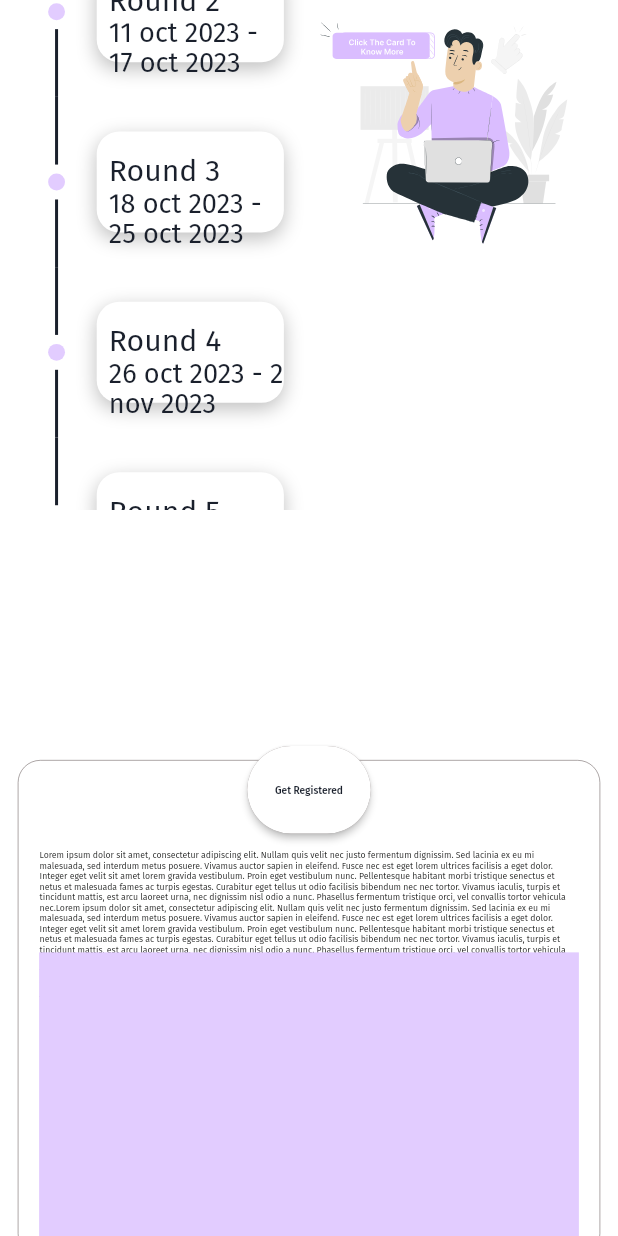
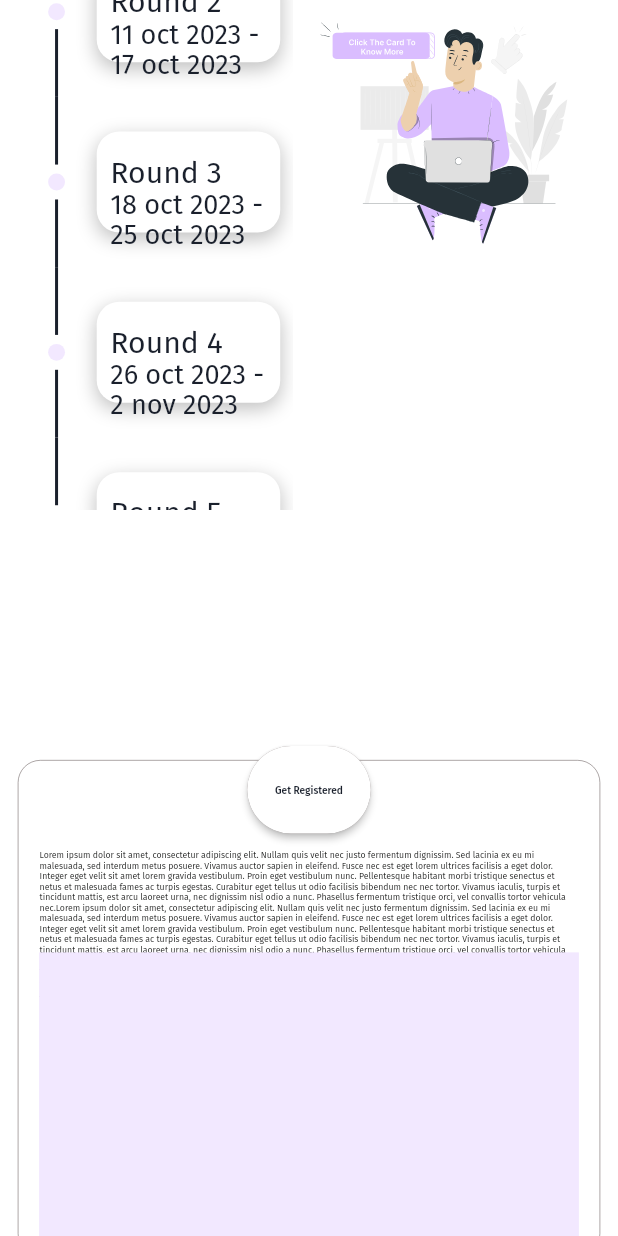
Before and after one commit to aman-netizen-ux/HackCraft, a Flutter app: the screen it shows after launch, scrolled down 1152 dp, on a phone screen of 412 x 824 dp. Run offline on Flutter 3.47's test engine with Material 2 defaults, Android fonts, the phone set to English and light mode, and no system bars; drawn by our look-alikes of timeline_tile; our stand-ins replace flutter_colorpicker, flutter_svg, get, google_fonts; missing offline and left inert: flutter_font_picker.

Commit message:
Improved the default template screen

```diff
--- a/lib/constants/colors.dart
+++ b/lib/constants/colors.dart
@@ -11,7 +11,7 @@ const black4 = Color.fromARGB(255, 158, 147, 147);
 
 const greyish1= Color.fromARGB(255, 86, 74, 74);
 const greyish2= Color.fromARGB(255, 190, 181, 181);
-const lavender  = Color.fromARGB(255, 226, 204, 255);
+const lavender  = Color.fromARGB(255, 242, 232, 255);
 
 
 const lightBlue= Color.fromARGB(255, 181, 201, 255);
--- a/lib/state/rulesAndRoundsProvider.dart
+++ b/lib/state/rulesAndRoundsProvider.dart
@@ -5,6 +5,15 @@ class RulesProvider with ChangeNotifier {
   //Initially image will be shown to the user
   Widget _descriptionWidget =
       SvgPicture.asset('assets/images/defaultTemplate/clickme.svg');
+
+      int _selectedIndex = -1;
+
+   int get selectedIndex => _selectedIndex;
+
+   void setSelectedIndex(int index){
+    _selectedIndex = index;
+    notifyListeners();
+   }
 
 //Demo list to show the rounds and their description
   final List<Map<String, String>> _roundsList = [
--- a/lib/views/Screens/DefaultTemplate/Desktop/Sections/RoundsSection/roundCard.dart
+++ b/lib/views/Screens/DefaultTemplate/Desktop/Sections/RoundsSection/roundCard.dart
@@ -3,19 +3,23 @@ import 'package:google_fonts/google_fonts.dart';
 import 'package:major_project__widget_testing/constants/colors.dart';
 import 'package:major_project__widget_testing/constants/fontfamily.dart';
 import 'package:major_project__widget_testing/constants/radius.dart';
+import 'package:major_project__widget_testing/state/rulesAndRoundsProvider.dart';
 import 'package:major_project__widget_testing/utils/scaling.dart';
 import 'package:major_project__widget_testing/utils/text_lineheight.dart';
+import 'package:provider/provider.dart';
 
 // This file was created in order to create the card for the rounds section.
 class RoundCard extends StatelessWidget {
   final String title;
+  final int index;
   final void Function()? onTap;
   final String enddate;
   final String startDate;
-  const RoundCard({super.key, required this.title, required this.enddate, required this.startDate, this.onTap});
+  const RoundCard({super.key, required this.title, required this.enddate, required this.startDate, this.onTap, required this.index});
 
   @override
   Widget build(BuildContext context) {
+    final rulesProvider = Provider.of<RulesProvider>(context);
 
     return InkWell(
       hoverColor: Colors.white,
@@ -24,10 +28,11 @@ class RoundCard extends StatelessWidget {
       child: Container(
           height: scaleHeight(context, 67),
           width: double.infinity,
-          margin : EdgeInsets.only(bottom : scaleHeight(context, 23), left : scaleWidth(context, 47), right : scaleWidth(context, 52), top : scaleHeight(context, 23)),
+          margin : EdgeInsets.only(bottom : scaleHeight(context, 23), left : scaleWidth(context, 47), right : scaleWidth(context, 26), top : scaleHeight(context, 23)),
           decoration: BoxDecoration(
             color : Colors.white,
               borderRadius: BorderRadius.circular(rad5_3),
+              border: Border.all(color: rulesProvider.selectedIndex == index ? black1 : Colors.transparent),
               boxShadow: const [
                 BoxShadow(
                   color: Color(0x3F000000),
--- a/lib/views/Screens/DefaultTemplate/Desktop/Sections/RoundsSection/rounds_section.dart
+++ b/lib/views/Screens/DefaultTemplate/Desktop/Sections/RoundsSection/rounds_section.dart
@@ -6,6 +6,7 @@ import 'package:major_project__widget_testing/utils/scroll_Controller.dart';
 import 'package:major_project__widget_testing/utils/text_lineheight.dart';
 import 'package:major_project__widget_testing/constants/fontfamily.dart';
 import 'package:major_project__widget_testing/constants/colors.dart';
+import 'package:major_project__widget_testing/views/Screens/DefaultTemplate/Desktop/Sections/RoundsSection/roundsDescriptionSection.dart';
 import 'package:major_project__widget_testing/views/Screens/DefaultTemplate/Desktop/Sections/RoundsSection/timelineTile.dart';
 import 'package:provider/provider.dart';
 
@@ -49,7 +50,7 @@ class RoundsAndRules extends StatelessWidget {
             child: Row(
               children: [
                 Expanded(
-                    flex: 5,
+                    flex: 47,
                     //This list generates all the rounds coming from the list made in the provider file.
                     //Later on, integration with APIs will remain the same;
                     //just the list that will be used will come from the API.
@@ -59,6 +60,7 @@ class RoundsAndRules extends StatelessWidget {
                             (index) {
                               //Generates the round card along with the timeline
                           return CustomTimelineTile(
+                            cardIndex: index,
                             isFirst: index == 0,
                             isLast:
                                 rulesProvider.roundsList.length - 1 == index,
@@ -71,6 +73,7 @@ class RoundsAndRules extends StatelessWidget {
                             startDate: rulesProvider.roundsList[index]
                                 ['startDate']!,
                             onTap: () {
+                              rulesProvider.setSelectedIndex(index);
                               rulesProvider.setDescriptionWidget(roundDetails(
                                   rulesProvider.roundsList[index]
                                       ['roundDescription']!,
@@ -78,7 +81,8 @@ class RoundsAndRules extends StatelessWidget {
                             },
                           );
                         }))),
-                Expanded(flex: 5, child: rulesProvider.descriptionWidget),
+                        Expanded(flex: 03, child: Container()),
+                Expanded(flex: 50, child: rulesProvider.descriptionWidget),
               ],
             ),
           ),
@@ -90,16 +94,6 @@ class RoundsAndRules extends StatelessWidget {
 
 //This widget was created in order to show the description of the round after clicking on any round card.
   Widget roundDetails(String roundDetails, BuildContext context) {
-    return Container(
-      alignment: Alignment.center,
-      margin: EdgeInsets.symmetric(horizontal: scaleWidth(context, 100)),
-      child: Text(roundDetails,
-          textAlign: TextAlign.center,
-          style: GoogleFonts.getFont(fontFamily2,
-              fontSize: scaleHeight(context, 20),
-              color: greyish1,
-              fontWeight: FontWeight.w400,
-              height: lineHeight(22.4, 18))),
-    );
+    return RoundsDescription(description : roundDetails);
   }
 }
--- a/lib/views/Screens/DefaultTemplate/Desktop/Sections/RoundsSection/timelineTile.dart
+++ b/lib/views/Screens/DefaultTemplate/Desktop/Sections/RoundsSection/timelineTile.dart
@@ -9,6 +9,7 @@ class CustomTimelineTile extends StatelessWidget {
   final bool isLast;
   //final bool isPast;
   final String roundTitle;
+  final int cardIndex;
   final String roundDescription;
   final String endDate;
   final String startDate;
@@ -22,7 +23,7 @@ class CustomTimelineTile extends StatelessWidget {
       required this.roundDescription,
       required this.endDate,
       required this.startDate,
-      this.onTap});
+      this.onTap, required this.cardIndex});
 
   @override
   Widget build(BuildContext context) {
@@ -39,6 +40,7 @@ class CustomTimelineTile extends StatelessWidget {
         padding: const EdgeInsets.all(6),
       ),
       endChild: RoundCard(
+        index: cardIndex,
           title: roundTitle,
           enddate: endDate,
           startDate: startDate,
```
Also changed, not shown: lib/views/Components/customGrid.dart (added, +59 -0 lines), lib/views/Screens/DefaultTemplate/Desktop/Sections/RoundsSection/roundsDescriptionSection.dart (added, +68 -0 lines), lib/views/Screens/DefaultTemplate/Desktop/Sections/contactUsAndFooter_section.dart (+50 -25 lines), lib/views/Screens/DefaultTemplate/Desktop/Sections/gallerySection.dart (+10 -5 lines), 1 other file.
